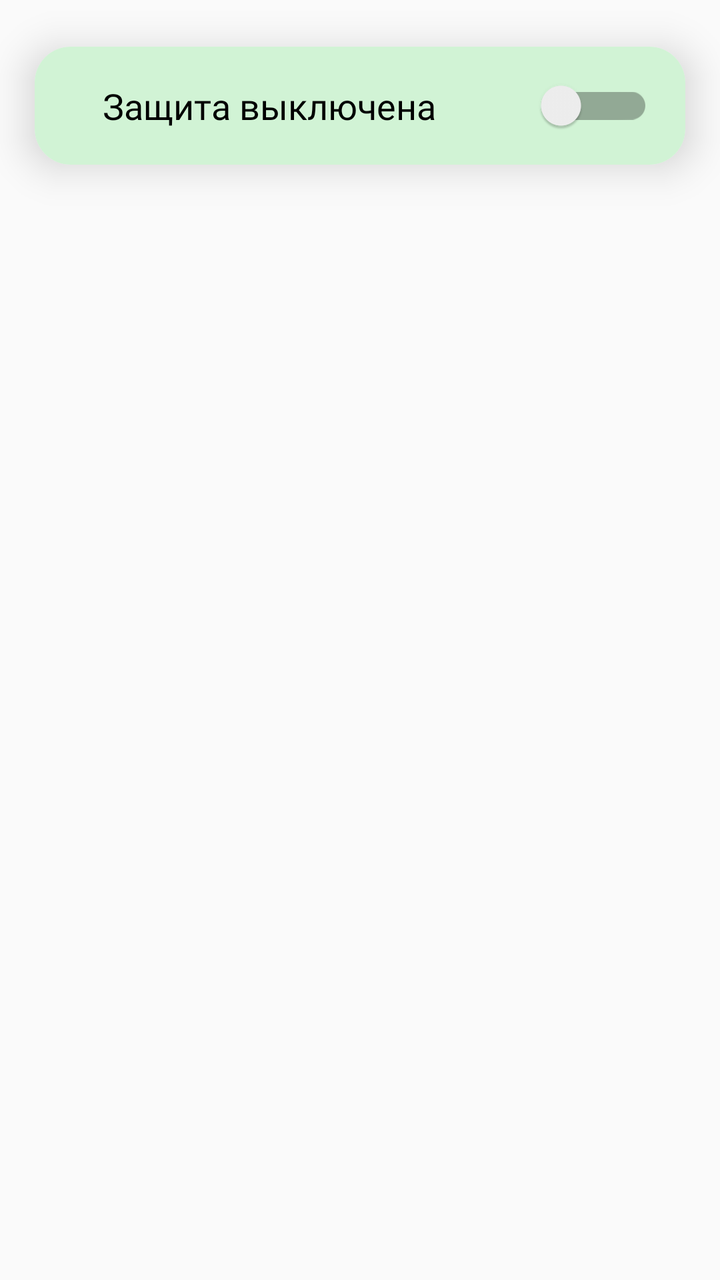
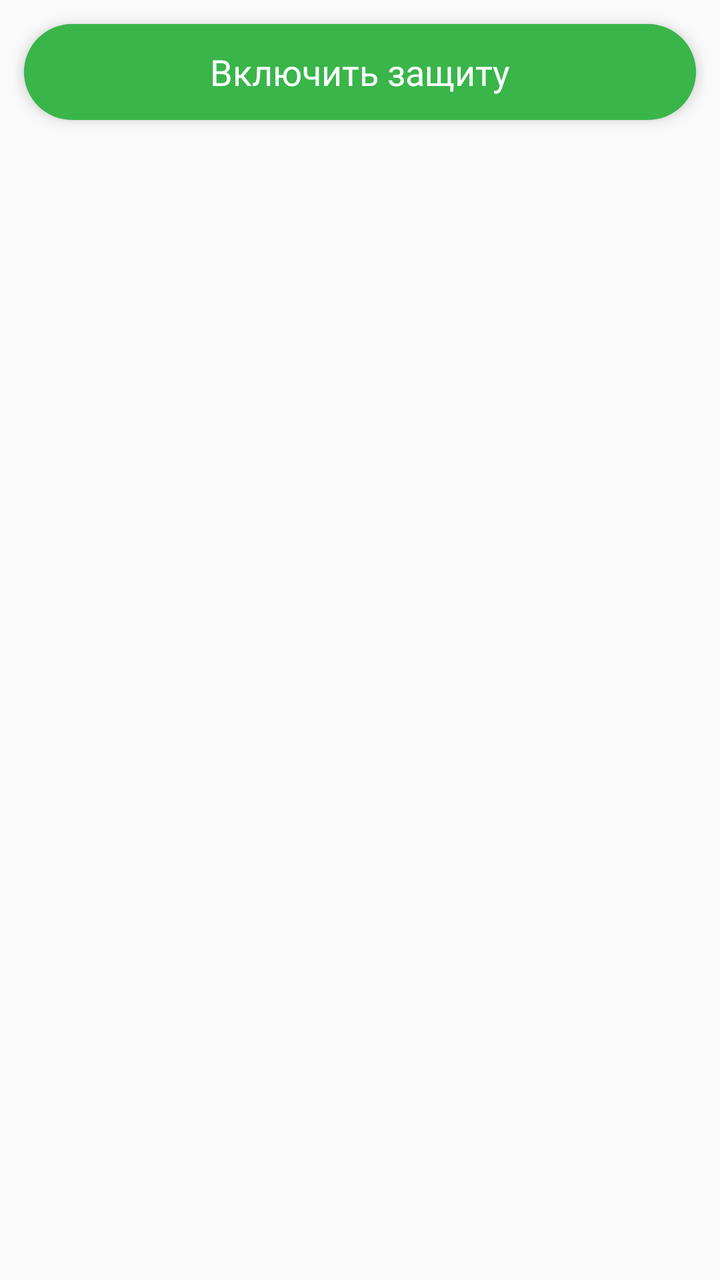

The first picture is an Android layout as it rendered before a commit; the second is the same layout after the commit. The layout source and the unified diff follow.
<!-- AndroidManifest.xml: application theme Theme -->
<!-- res/layout/cards_layout_switch.xml -->
<?xml version="1.0" encoding="utf-8"?>
<RelativeLayout xmlns:android="http://schemas.android.com/apk/res/android"
    xmlns:card_view="http://schemas.android.com/apk/res-auto"
    xmlns:app="http://schemas.android.com/apk/res-auto"
    android:layout_width="match_parent"
    android:layout_height="wrap_content"
    android:orientation="vertical"
    android:tag="cards main container">

    <androidx.cardview.widget.CardView
        android:id="@+id/switch_card"
        android:layout_width="match_parent"
        android:layout_height="wrap_content"
        card_view:cardCornerRadius="18dp"
        card_view:cardElevation="12dp"
        card_view:cardUseCompatPadding="true">

        <RelativeLayout
            android:layout_width="match_parent"
            android:layout_height="wrap_content"
            android:padding="16dp"
            android:background="@color/eticum_green_light"
            android:orientation="vertical">

            <androidx.appcompat.widget.SwitchCompat
                android:id="@+id/switch_main"
                android:layout_alignParentEnd="true"
                android:layout_width="match_parent"
                android:layout_height="wrap_content"
                android:layout_marginStart="18dp"
                android:textSize="18sp"
                app:switchMinWidth="56dp"
                android:fontFamily="@font/montserrat"
                android:textColor="@color/black"
                android:theme="@style/SwitchStyle"
                android:text="@string/switch_text" />
        </RelativeLayout>
    </androidx.cardview.widget.CardView>
</RelativeLayout>
<!-- resources referenced by this layout -->
<resources>
  <color name="black">#000000</color>
  <color name="eticum_green_light">#D1F3D5</color>
  <string name="switch_text">Защита выключена</string>
  <style name="SwitchStyle" parent="Theme.AppCompat.Light">
          
          <item name="colorControlActivated">@color/eticum_green_dark</item>
      </style>
  <style name="Theme" parent="@style/AppTheme" />
  <color name="eticum_green_dark">#258330</color>
  <style name="AppTheme" parent="Theme.AppCompat.Light.NoActionBar">
          <item name="colorSurface">@color/colorPrimary</item>
      </style>
  <color name="colorPrimary">@color/eticum_green</color>
  <color name="eticum_green">#39B54A</color>
</resources>

<!-- the commit's change to res/layout/cards_layout_switch.xml (unified diff, before → after) -->
@@ -1,39 +1,20 @@
 <?xml version="1.0" encoding="utf-8"?>
 <RelativeLayout xmlns:android="http://schemas.android.com/apk/res/android"
-    xmlns:card_view="http://schemas.android.com/apk/res-auto"
-    xmlns:app="http://schemas.android.com/apk/res-auto"
     android:layout_width="match_parent"
     android:layout_height="wrap_content"
     android:orientation="vertical"
     android:tag="cards main container">
 
-    <androidx.cardview.widget.CardView
-        android:id="@+id/switch_card"
-        android:layout_width="match_parent"
-        android:layout_height="wrap_content"
-        card_view:cardCornerRadius="18dp"
-        card_view:cardElevation="12dp"
-        card_view:cardUseCompatPadding="true">
+        <Button
+            android:visibility="visible"
+            android:id="@+id/protect_button"
+            android:layout_width="match_parent"
+            android:layout_margin="12dp"
+            android:elevation="4dp"
+            android:layout_height="wrap_content"
+            android:fontFamily="@font/montserrat_family"
+            android:gravity="center"
+            android:paddingHorizontal="32dp"
+            android:text="@string/protect_button_text"/>
 
-        <RelativeLayout
-            android:layout_width="match_parent"
-            android:layout_height="wrap_content"
-            android:padding="16dp"
-            android:background="@color/eticum_green_light"
-            android:orientation="vertical">
-
-            <androidx.appcompat.widget.SwitchCompat
-                android:id="@+id/switch_main"
-                android:layout_alignParentEnd="true"
-                android:layout_width="match_parent"
-                android:layout_height="wrap_content"
-                android:layout_marginStart="18dp"
-                android:textSize="18sp"
-                app:switchMinWidth="56dp"
-                android:fontFamily="@font/montserrat"
-                android:textColor="@color/black"
-                android:theme="@style/SwitchStyle"
-                android:text="@string/switch_text" />
-        </RelativeLayout>
-    </androidx.cardview.widget.CardView>
 </RelativeLayout>
<!-- resource entries referenced after the edit -->
@@ -1,18 +1,38 @@
 <!-- resources referenced by this layout -->
 <resources>
-  <color name="black">#000000</color>
+  <string name="protect_button_text">Включить защиту</string>
   <color name="eticum_green_light">#D1F3D5</color>
-  <string name="switch_text">Защита выключена</string>
-  <style name="SwitchStyle" parent="Theme.AppCompat.Light">
-          
-          <item name="colorControlActivated">@color/eticum_green_dark</item>
-      </style>
   <style name="Theme" parent="@style/AppTheme" />
   <color name="eticum_green_dark">#258330</color>
+  <style name="ButtonStyle">
+          <item name="android:textColor">@color/white</item>
+          <item name="android:fontFamily">@font/montserrat_family</item>
+          <item name="android:textAllCaps">false</item>
+          <item name="android:textSize">18sp</item>
+          <item name="android:background">@drawable/button</item>
+          <item name="android:clickable">true</item>
+          <item name="android:focusable">false</item>
+          <item name="android:gravity">center_vertical|center_horizontal</item>
+          <item name="android:minHeight">48dip</item>
+          <item name="android:minWidth">88dip</item>
+      </style>
   <style name="AppTheme" parent="Theme.AppCompat.Light.NoActionBar">
           <item name="colorSurface">@color/colorPrimary</item>
+          <item name="colorAccent">@color/eticum_green_dark</item>
+          <item name="android:buttonStyle">@style/ButtonStyle</item>
       </style>
   <color name="colorPrimary">@color/eticum_green</color>
   <color name="eticum_green">#39B54A</color>
+  <color name="white">#FFFFFF</color>
+  <!-- drawable button (drawable) -->
+  <ripple xmlns:android="http://schemas.android.com/apk/res/android"
+      android:color="@color/eticum_green_light"> 
+      <item android:id="@android:id/background">
+          <shape android:shape="rectangle">
+              <solid android:color="@color/eticum_green" /> 
+              <corners android:radius="50dp"/>
+          </shape>
+      </item>
+  </ripple>
 </resources>
 
